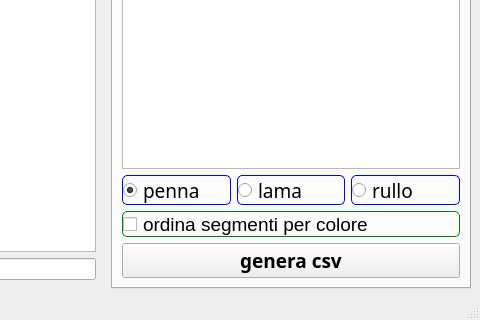
gbilanc/opy3_m3, file ui/mainapp.ui: the form before one commit; both pictures show x 720 to 1200 and y 392 to 712 of the 1200 by 712 pixel window.
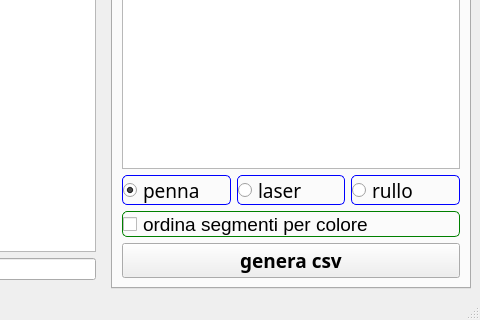
The form after the commit. Icons and pictures are not drawn. Custom widgets are drawn as their Qt base class.

Commit message: sostituito lama con laser

Patch:
```diff
--- a/ui/mainapp.ui
+++ b/ui/mainapp.ui
@@ -160,7 +160,7 @@
 border-radius: 5px; </string>
           </property>
           <property name="text">
-           <string>lama</string>
+            <string>laser</string>
           </property>
          </widget>
         </item>
```
Left out of the diff: 2 changed lines with no effect on the pictures. The commit also changes 13 other files.
